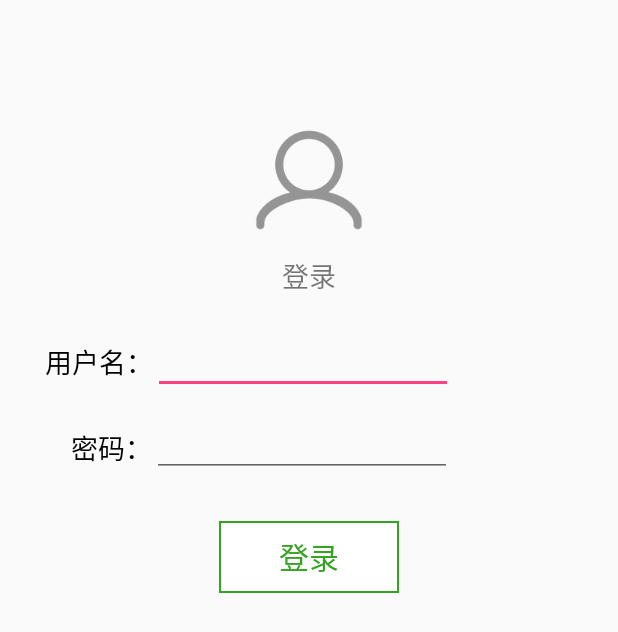
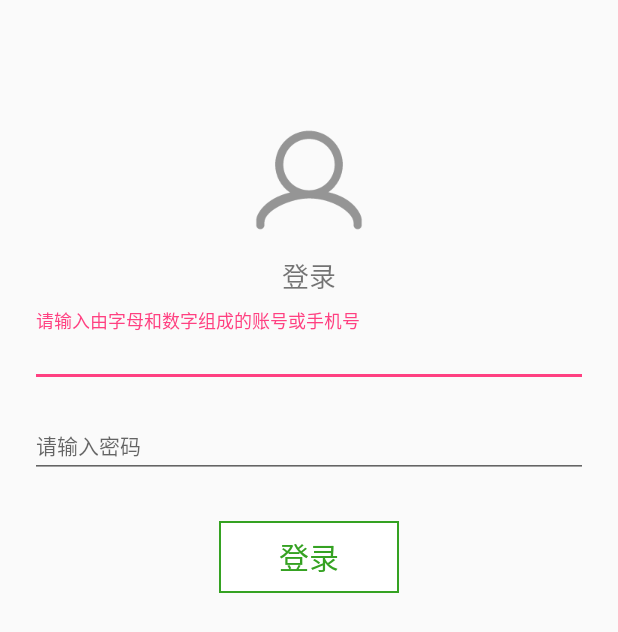
Before and after one commit to dramaticTickets/dramatic-tickets, an Android app: the layout login.xml on its own in the app's theme, with its tools: preview values and no code run, on a phone screen of 412 x 824 dp. Shown: the top 632 px of the screen. Run offline under Robolectric (Android 15) with nearby library versions, the phone set to English and light mode, and no system bars.

Commit message:
6.26登录与跳转
1.暂时解决了fragment跳转问题
2.重写了登录UI
3.登录逻辑已成功，目前注册与登录跳转逻辑已在本地实现，等待与数据库对接。

```diff
--- a/Dramatic-Tickets/app/src/main/AndroidManifest.xml
+++ b/Dramatic-Tickets/app/src/main/AndroidManifest.xml
@@ -20,6 +20,7 @@ package="com.example.chen.dramatic_tickets">
     </activity>
 
     <activity android:name=".SignUpActivity"></activity>
+    <activity android:name=".SignInActivity"></activity>
 </application>
 
 </manifest>
--- a/Dramatic-Tickets/app/src/main/java/com/example/chen/dramatic_tickets/SignUpActivity.java
+++ b/Dramatic-Tickets/app/src/main/java/com/example/chen/dramatic_tickets/SignUpActivity.java
@@ -102,7 +102,7 @@ public class SignUpActivity extends AppCompatActivity {
                 }
 
                 //此处完成了检测，暂时将数据传回上一个部分进行处理。实际应传数据到数据库并判断是否注册成功。
-                if (resultcode == 2) {
+                if (resultcode == 1) {
                     Intent intent = getIntent();
                     Bundle bundle = new Bundle();
                     bundle.putString("usrName", stringUserName);
--- a/Dramatic-Tickets/app/src/main/res/layout/login.xml
+++ b/Dramatic-Tickets/app/src/main/res/layout/login.xml
@@ -8,7 +8,7 @@
     <ImageView
         android:layout_width="100dp"
         android:layout_height="100dp"
-        android:id="@+id/pic"
+        android:id="@+id/pic2"
         android:src="@mipmap/mine"
         android:alpha="0.4"
         app:layout_constraintLeft_toLeftOf="parent"
@@ -19,51 +19,52 @@
     <TextView
         android:layout_width="wrap_content"
         android:layout_height="wrap_content"
-        android:id="@+id/text1"
+        android:id="@+id/text2"
         android:text="登录"
         app:layout_constraintLeft_toLeftOf="parent"
-        app:layout_constraintTop_toBottomOf="@id/pic"
+        app:layout_constraintTop_toBottomOf="@id/pic2"
         app:layout_constraintRight_toRightOf="parent"
         android:textSize="18sp"/>
 
-    <TextView
-        android:layout_width="wrap_content"
+    <android.support.design.widget.TextInputLayout
         android:layout_height="wrap_content"
+        android:layout_marginTop="10dp"
+        android:layout_width="0dp"
         android:id="@+id/userName"
-        android:text="用户名："
+        android:layout_marginLeft="20dp"
+        android:layout_marginRight="20dp"
+        app:layout_constraintTop_toBottomOf="@+id/text2"
+        app:layout_constraintRight_toRightOf="parent"
         app:layout_constraintLeft_toLeftOf="parent"
-        app:layout_constraintTop_toBottomOf="@id/text1"
-        android:layout_margin="30dp"
-        android:textSize="18sp"
-        android:textColor="@color/black" />
+        android:layout_marginStart="20dp"
+        android:layout_marginEnd="20dp">
 
-    <EditText
-        android:layout_width="200dp"
+        <EditText
+            android:hint="请输入由字母和数字组成的账号或手机号"
+            android:digits="0123456789abcdefghigklmnopqrstuvwxyzABCDEFGHIJKLMNOPQRSTUVWXYZ"
+            android:maxLength="15"
+            style="@style/myEditText" />
+    </android.support.design.widget.TextInputLayout>
+
+    <android.support.design.widget.TextInputLayout
         android:layout_height="wrap_content"
-        android:id="@+id/editName"
-        app:layout_constraintLeft_toRightOf="@id/userName"
-        app:layout_constraintTop_toBottomOf="@id/text1"
-        android:layout_marginTop="20dp"/>
+        android:layout_marginTop="10dp"
+        android:layout_width="0dp"
+        android:id="@+id/password"
+        android:layout_marginLeft="20dp"
+        android:layout_marginRight="20dp"
+        app:layout_constraintTop_toBottomOf="@+id/userName"
+        app:layout_constraintRight_toRightOf="parent"
+        app:layout_constraintLeft_toLeftOf="parent"
+        android:layout_marginStart="20dp"
+        android:layout_marginEnd="20dp">
 
-    <TextView
-        android:layout_width="wrap_content"
-        android:layout_height="wrap_content"
-        android:id="@+id/password"
-        android:text="密码："
-        app:layout_constraintLeft_toLeftOf="parent"
-        app:layout_constraintTop_toBottomOf="@id/userName"
-        android:layout_marginTop="30dp"
-        android:layout_marginLeft="47dp"
-        android:textSize="18sp"
-        android:textColor="@color/black" />
-
-    <EditText
-        android:layout_width="200dp"
-        android:layout_height="wrap_content"
-        android:id="@+id/editPassword"
-        app:layout_constraintLeft_toRightOf="@id/password"
-        app:layout_constraintTop_toBottomOf="@id/editName"
-        android:layout_marginTop="10dp"/>
+        <EditText
+            android:hint="请输入密码"
+            android:inputType="textPassword"
+            android:maxLength="15"
+            style="@style/myEditText" />
+    </android.support.design.widget.TextInputLayout>
 
     <Button
         android:layout_width="120dp"
@@ -71,7 +72,7 @@
         android:id="@+id/login"
         app:layout_constraintLeft_toLeftOf="parent"
         app:layout_constraintRight_toRightOf="parent"
-        app:layout_constraintTop_toBottomOf="@id/text1"
+        app:layout_constraintTop_toBottomOf="@id/text2"
         android:background="@drawable/textview_border_2"
         android:textColor="@color/green"
         android:text="登录"
```
Also changed, not shown: Dramatic-Tickets/app/src/main/java/com/example/chen/dramatic_tickets/BaseFragment.java (+33 -1 lines), Dramatic-Tickets/app/src/main/java/com/example/chen/dramatic_tickets/HomeActivity.java (+9 -0 lines), Dramatic-Tickets/app/src/main/java/com/example/chen/dramatic_tickets/SignInActivity.java (added, +99 -0 lines).
